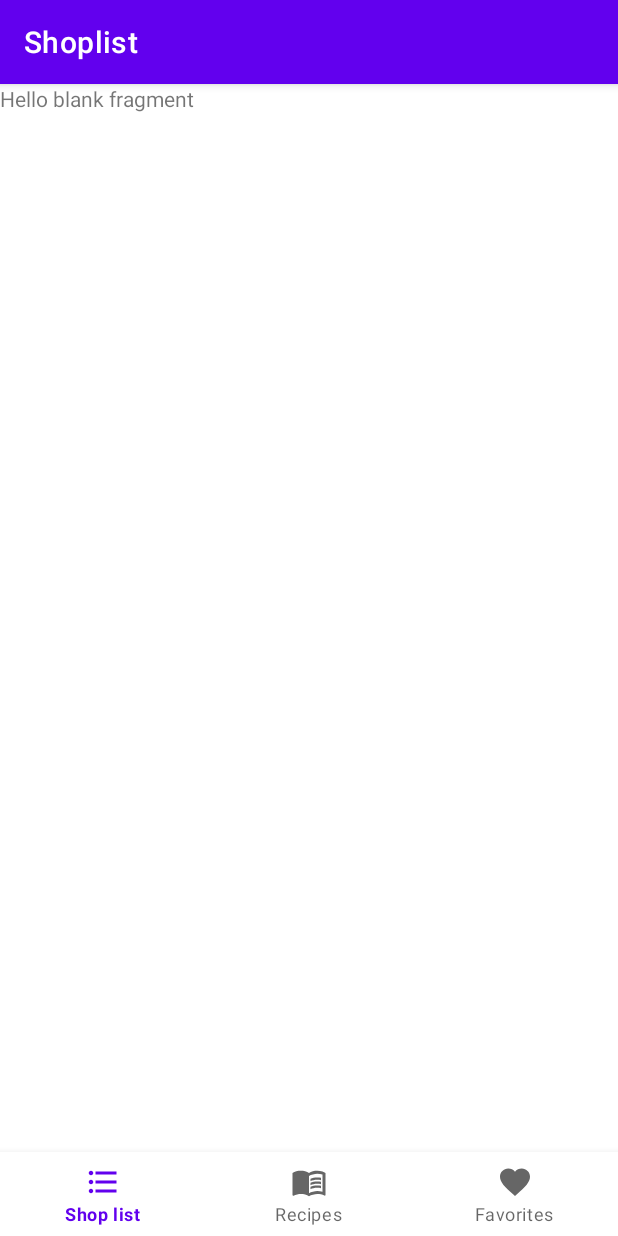
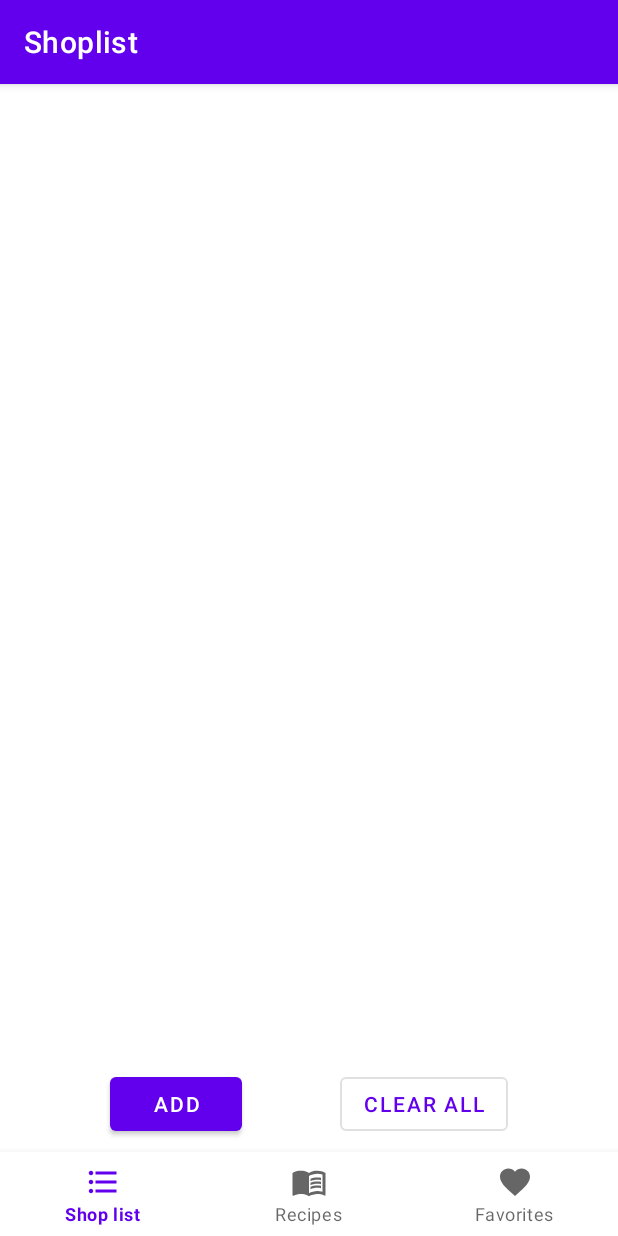
Before and after one commit to BaranovaElena/Shoplist, an Android app: the fragment ShoplistFragment placed in its activity, on a phone screen of 412 x 824 dp. Run offline under Robolectric (Android 15) with nearby library versions, the phone set to English and light mode, and no system bars; libraries missing offline, so code that uses them is left out: by.kirich1409.viewbindingdelegate; 2 statements that could not run were skipped.

Commit message:
add fragments layouts

```diff
--- a/app/src/main/res/layout/fragment_shoplist.xml
+++ b/app/src/main/res/layout/fragment_shoplist.xml
@@ -1,14 +1,41 @@
 <?xml version="1.0" encoding="utf-8"?>
-<FrameLayout xmlns:android="http://schemas.android.com/apk/res/android"
+<LinearLayout xmlns:android="http://schemas.android.com/apk/res/android"
     xmlns:tools="http://schemas.android.com/tools"
     android:layout_width="match_parent"
     android:layout_height="match_parent"
+    xmlns:app="http://schemas.android.com/apk/res-auto"
+    android:orientation="vertical"
+    android:padding="@dimen/default_padding"
     tools:context=".ui.ShoplistFragment">
 
-    <!-- TODO: Update blank fragment layout -->
-    <TextView
+    <androidx.recyclerview.widget.RecyclerView
+        android:id="@+id/shoplist_recycler_view"
         android:layout_width="match_parent"
-        android:layout_height="match_parent"
-        android:text="@string/hello_blank_fragment" />
+        android:layout_height="0dp"
+        android:layout_weight="1"/>
 
-</FrameLayout>
+    <androidx.constraintlayout.widget.ConstraintLayout
+        android:layout_height="wrap_content"
+        android:layout_width="match_parent">
+
+        <com.google.android.material.button.MaterialButton
+            android:id="@+id/shoplist_add_button"
+            android:layout_width="wrap_content"
+            android:layout_height="match_parent"
+            app:layout_constraintHorizontal_chainStyle="spread"
+            app:layout_constraintStart_toStartOf="parent"
+            app:layout_constraintEnd_toStartOf="@id/shoplist_clear_button"
+            android:text="@string/shoplist_button_add_text"/>
+
+        <com.google.android.material.button.MaterialButton
+            android:id="@+id/shoplist_clear_button"
+            android:layout_width="wrap_content"
+            android:layout_height="match_parent"
+            app:layout_constraintHorizontal_chainStyle="spread"
+            app:layout_constraintStart_toEndOf="@id/shoplist_add_button"
+            app:layout_constraintEnd_toEndOf="parent"
+            style="@style/Widget.MaterialComponents.Button.OutlinedButton"
+            android:text="@string/shoplist_button_clear_text"/>
+    </androidx.constraintlayout.widget.ConstraintLayout>
+
+</LinearLayout>
--- /dev/null
+++ b/app/src/main/res/values/dimens.xml
@@ -0,0 +1,4 @@
+<?xml version="1.0" encoding="utf-8"?>
+<resources>
+    <dimen name="default_padding">8dp</dimen>
+</resources>
--- a/app/src/main/res/values/strings.xml
+++ b/app/src/main/res/values/strings.xml
@@ -5,4 +5,6 @@
     <string name="nav_favorites">Favorites</string>
     <!-- TODO: Remove or change this placeholder text -->
     <string name="hello_blank_fragment">Hello blank fragment</string>
+    <string name="shoplist_button_add_text">add</string>
+    <string name="shoplist_button_clear_text">clear all</string>
 </resources>
```
Also changed, not shown: app/src/main/res/layout/fragment_favorites.xml (+3 -4 lines), app/src/main/res/layout/fragment_recipes.xml (+16 -6 lines), app/src/main/res/layout/shoplist_item.xml (added, +28 -0 lines).
